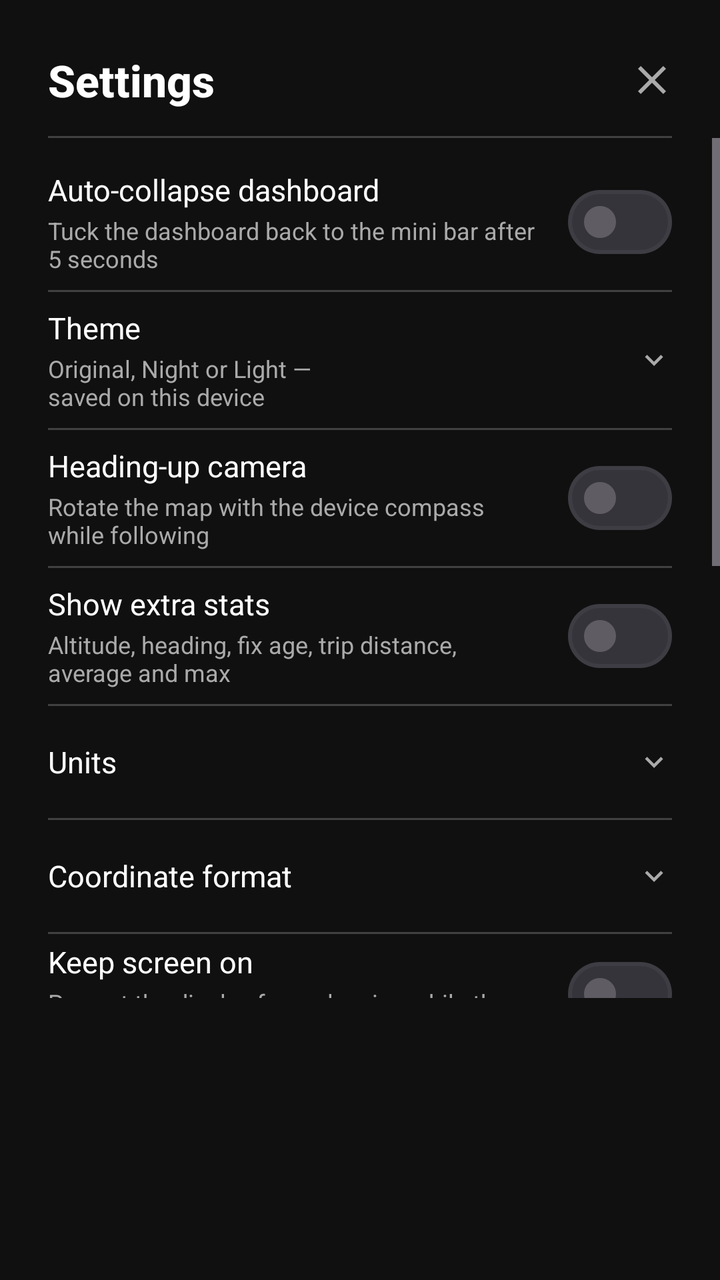
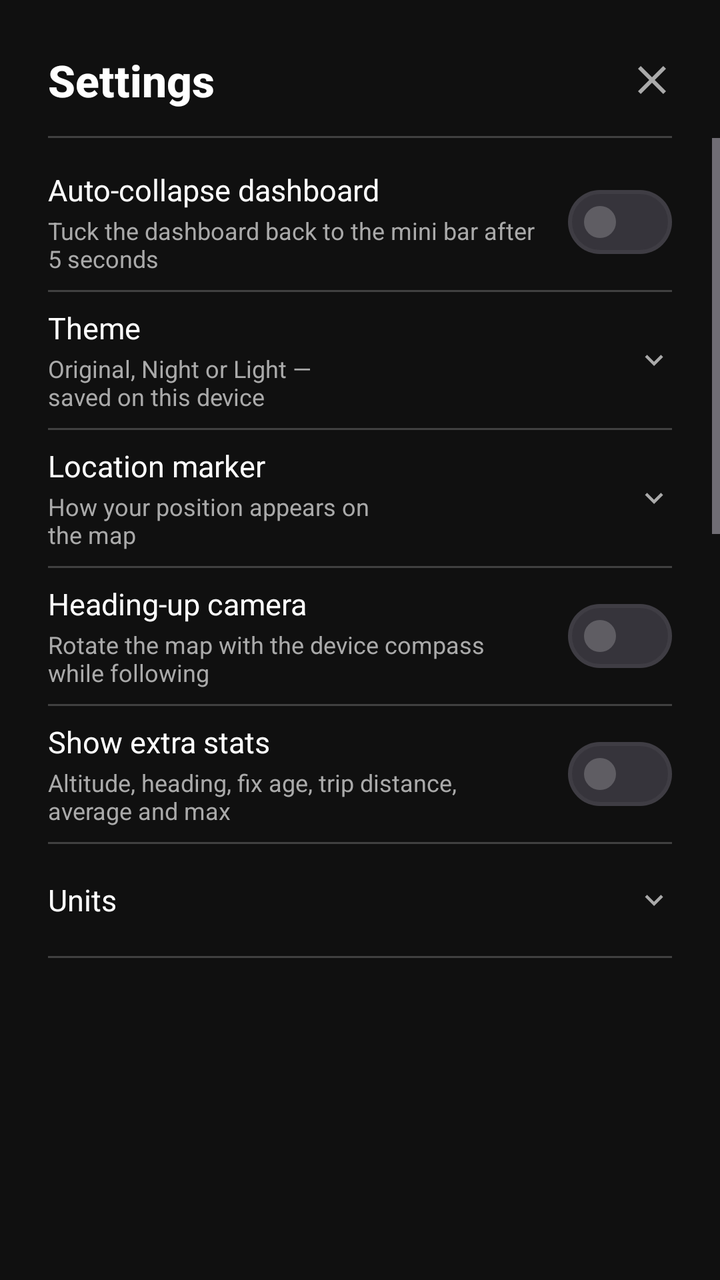

Screens rendered from an Android XML layout before and after an edit, with the pre-edit source and the edit as a unified diff.
<!-- AndroidManifest.xml: application theme Theme.GpsMap -->
<!-- res/layout/sheet_settings.xml -->
<?xml version="1.0" encoding="utf-8"?>
<LinearLayout xmlns:android="http://schemas.android.com/apk/res/android"
    xmlns:app="http://schemas.android.com/apk/res-auto"
    android:layout_width="match_parent"
    android:layout_height="wrap_content"
    android:background="?attr/colorSurface"
    android:orientation="vertical">

    <LinearLayout
        android:layout_width="match_parent"
        android:layout_height="wrap_content"
        android:gravity="center_vertical"
        android:orientation="horizontal"
        android:paddingStart="24dp"
        android:paddingTop="18dp"
        android:paddingEnd="12dp"
        android:paddingBottom="6dp">

        <TextView
            android:layout_width="0dp"
            android:layout_height="wrap_content"
            android:layout_weight="1"
            android:fontFamily="sans-serif-medium"
            android:text="@string/settings_title"
            android:textColor="?attr/colorOnSurface"
            android:textSize="22sp"
            android:textStyle="bold" />

        <ImageButton
            android:id="@+id/btnCloseSettings"
            android:layout_width="44dp"
            android:layout_height="44dp"
            android:background="?attr/selectableItemBackgroundBorderless"
            android:contentDescription="@string/close"
            android:padding="12dp"
            android:src="@drawable/ic_close"
            app:tint="?attr/colorOnSurfaceVariant" />
    </LinearLayout>

    <com.google.android.material.divider.MaterialDivider
        android:layout_width="match_parent"
        android:layout_height="wrap_content"
        android:layout_marginStart="24dp"
        android:layout_marginEnd="24dp"
        app:dividerColor="?attr/colorOutline" />

    <androidx.core.widget.NestedScrollView
        android:id="@+id/settingsScroll"
        android:layout_width="match_parent"
        android:layout_height="430dp"
        android:fillViewport="true"
        android:overScrollMode="ifContentScrolls"
        android:scrollbars="vertical">

        <LinearLayout
            android:layout_width="match_parent"
            android:layout_height="wrap_content"
            android:orientation="vertical"
            android:paddingStart="24dp"
            android:paddingTop="8dp"
            android:paddingEnd="24dp"
            android:paddingBottom="24dp">

            
            <LinearLayout
                android:layout_width="match_parent"
                android:layout_height="wrap_content"
                android:gravity="center_vertical"
                android:minHeight="68dp"
                android:orientation="horizontal">

                <LinearLayout
                    android:layout_width="0dp"
                    android:layout_height="wrap_content"
                    android:layout_weight="1"
                    android:orientation="vertical"
                    android:paddingEnd="12dp">

                    <TextView
                        android:layout_width="wrap_content"
                        android:layout_height="wrap_content"
                        android:text="@string/auto_collapse"
                        android:textColor="?attr/colorOnSurface"
                        android:textSize="15sp" />

                    <TextView
                        android:layout_width="wrap_content"
                        android:layout_height="wrap_content"
                        android:layout_marginTop="2dp"
                        android:text="@string/auto_collapse_desc"
                        android:textColor="?attr/colorOnSurfaceVariant"
                        android:textSize="12sp" />
                </LinearLayout>

                <com.google.android.material.materialswitch.MaterialSwitch
                    android:id="@+id/switchAutoCollapse"
                    android:layout_width="wrap_content"
                    android:layout_height="wrap_content" />
            </LinearLayout>

            <View
                android:layout_width="match_parent"
                android:layout_height="1dp"
                android:background="?attr/colorOutline" />

            <LinearLayout
                android:layout_width="match_parent"
                android:layout_height="wrap_content"
                android:gravity="center_vertical"
                android:minHeight="68dp"
                android:orientation="horizontal">

                <LinearLayout
                    android:layout_width="0dp"
                    android:layout_height="wrap_content"
                    android:layout_weight="1"
                    android:orientation="vertical"
                    android:paddingEnd="12dp">

                    <TextView
                        android:layout_width="wrap_content"
                        android:layout_height="wrap_content"
                        android:text="@string/theme"
                        android:textColor="?attr/colorOnSurface"
                        android:textSize="15sp" />

                    <TextView
                        android:layout_width="wrap_content"
                        android:layout_height="wrap_content"
                        android:layout_marginTop="2dp"
                        android:text="@string/theme_desc"
                        android:textColor="?attr/colorOnSurfaceVariant"
                        android:textSize="12sp" />
                </LinearLayout>

                <LinearLayout
                    android:layout_width="wrap_content"
                    android:layout_height="44dp"
                    android:gravity="center_vertical"
                    android:orientation="horizontal">

                    <Spinner
                        android:id="@+id/spinnerTheme"
                        android:layout_width="118dp"
                        android:layout_height="44dp"
                        android:background="@null"
                        android:dropDownWidth="150dp"
                        android:spinnerMode="dropdown" />

                    <ImageView
                        android:layout_width="18dp"
                        android:layout_height="18dp"
                        android:contentDescription="@null"
                        android:src="@drawable/ic_expand_more"
                        app:tint="?attr/colorOnSurfaceVariant" />
                </LinearLayout>
            </LinearLayout>

            <View
                android:layout_width="match_parent"
                android:layout_height="1dp"
                android:background="?attr/colorOutline" />

            <LinearLayout
                android:layout_width="match_parent"
                android:layout_height="wrap_content"
                android:gravity="center_vertical"
                android:minHeight="68dp"
                android:orientation="horizontal">

                <LinearLayout
                    android:layout_width="0dp"
                    android:layout_height="wrap_content"
                    android:layout_weight="1"
                    android:orientation="vertical"
                    android:paddingEnd="12dp">

                    <TextView
                        android:layout_width="wrap_content"
                        android:layout_height="wrap_content"
                        android:text="@string/camera_heading"
                        android:textColor="?attr/colorOnSurface"
                        android:textSize="15sp" />

                    <TextView
                        android:layout_width="wrap_content"
                        android:layout_height="wrap_content"
                        android:layout_marginTop="2dp"
                        android:text="@string/camera_heading_desc"
                        android:textColor="?attr/colorOnSurfaceVariant"
                        android:textSize="12sp" />
                </LinearLayout>

                <com.google.android.material.materialswitch.MaterialSwitch
                    android:id="@+id/switchCameraHeading"
                    android:layout_width="wrap_content"
                    android:layout_height="wrap_content" />
            </LinearLayout>

            <View
                android:layout_width="match_parent"
                android:layout_height="1dp"
                android:background="?attr/colorOutline" />

            <LinearLayout
                android:layout_width="match_parent"
                android:layout_height="wrap_content"
                android:gravity="center_vertical"
                android:minHeight="68dp"
                android:orientation="horizontal">

                <LinearLayout
                    android:layout_width="0dp"
                    android:layout_height="wrap_content"
                    android:layout_weight="1"
                    android:orientation="vertical"
                    android:paddingEnd="12dp">

                    <TextView
                        android:layout_width="wrap_content"
                        android:layout_height="wrap_content"
                        android:text="@string/show_extra"
                        android:textColor="?attr/colorOnSurface"
                        android:textSize="15sp" />

                    <TextView
                        android:layout_width="wrap_content"
                        android:layout_height="wrap_content"
                        android:layout_marginTop="2dp"
                        android:text="@string/show_extra_desc"
                        android:textColor="?attr/colorOnSurfaceVariant"
                        android:textSize="12sp" />
                </LinearLayout>

                <com.google.android.material.materialswitch.MaterialSwitch
                    android:id="@+id/switchExtraStats"
                    android:layout_width="wrap_content"
                    android:layout_height="wrap_content" />
            </LinearLayout>

            <View
                android:layout_width="match_parent"
                android:layout_height="1dp"
                android:background="?attr/colorOutline" />

            <LinearLayout
                android:layout_width="match_parent"
                android:layout_height="wrap_content"
                android:gravity="center_vertical"
                android:minHeight="56dp"
                android:orientation="horizontal">

                <TextView
                    android:layout_width="0dp"
                    android:layout_height="wrap_content"
                    android:layout_weight="1"
                    android:text="@string/units"
                    android:textColor="?attr/colorOnSurface"
                    android:textSize="15sp" />

                <LinearLayout
                    android:layout_width="wrap_content"
                    android:layout_height="44dp"
                    android:gravity="center_vertical"
                    android:orientation="horizontal">

                    <Spinner
                        android:id="@+id/spinnerUnits"
                        android:layout_width="104dp"
                        android:layout_height="44dp"
                        android:background="@null"
                        android:dropDownWidth="140dp"
                        android:spinnerMode="dropdown" />

                    <ImageView
                        android:layout_width="18dp"
                        android:layout_height="18dp"
                        android:contentDescription="@null"
                        android:src="@drawable/ic_expand_more"
                        app:tint="?attr/colorOnSurfaceVariant" />
                </LinearLayout>
            </LinearLayout>

            <View
                android:layout_width="match_parent"
                android:layout_height="1dp"
                android:background="?attr/colorOutline" />

            <LinearLayout
                android:layout_width="match_parent"
                android:layout_height="wrap_content"
                android:gravity="center_vertical"
                android:minHeight="56dp"
                android:orientation="horizontal">

                <TextView
                    android:layout_width="0dp"
                    android:layout_height="wrap_content"
                    android:layout_weight="1"
                    android:text="@string/coord_format"
                    android:textColor="?attr/colorOnSurface"
                    android:textSize="15sp" />

                <LinearLayout
                    android:layout_width="wrap_content"
                    android:layout_height="44dp"
                    android:gravity="center_vertical"
                    android:orientation="horizontal">

                    <Spinner
                        android:id="@+id/spinnerCoords"
                        android:layout_width="104dp"
                        android:layout_height="44dp"
                        android:background="@null"
                        android:dropDownWidth="140dp"
                        android:spinnerMode="dropdown" />

                    <ImageView
                        android:layout_width="18dp"
                        android:layout_height="18dp"
                        android:contentDescription="@null"
                        android:src="@drawable/ic_expand_more"
                        app:tint="?attr/colorOnSurfaceVariant" />
                </LinearLayout>
            </LinearLayout>

            <View
                android:layout_width="match_parent"
                android:layout_height="1dp"
                android:background="?attr/colorOutline" />

            <LinearLayout
                android:layout_width="match_parent"
                android:layout_height="wrap_content"
                android:gravity="center_vertical"
                android:minHeight="60dp"
                android:orientation="horizontal">

                <LinearLayout
                    android:layout_width="0dp"
                    android:layout_height="wrap_content"
                    android:layout_weight="1"
                    android:orientation="vertical"
                    android:paddingEnd="12dp">

                    <TextView
                        android:layout_width="wrap_content"
                        android:layout_height="wrap_content"
                        android:text="@string/keep_screen_on"
                        android:textColor="?attr/colorOnSurface"
                        android:textSize="15sp" />

                    <TextView
                        android:layout_width="wrap_content"
                        android:layout_height="wrap_content"
                        android:layout_marginTop="2dp"
                        android:text="@string/keep_screen_on_desc"
                        android:textColor="?attr/colorOnSurfaceVariant"
                        android:textSize="12sp" />
                </LinearLayout>

                <com.google.android.material.materialswitch.MaterialSwitch
                    android:id="@+id/switchKeepScreenOn"
                    android:layout_width="wrap_content"
                    android:layout_height="wrap_content" />
            </LinearLayout>

            <View
                android:layout_width="match_parent"
                android:layout_height="1dp"
                android:background="?attr/colorOutline" />

            <LinearLayout
                android:layout_width="match_parent"
                android:layout_height="wrap_content"
                android:gravity="center_vertical"
                android:minHeight="60dp"
                android:orientation="horizontal">

                <LinearLayout
                    android:layout_width="0dp"
                    android:layout_height="wrap_content"
                    android:layout_weight="1"
                    android:orientation="vertical"
                    android:paddingEnd="12dp">

                    <TextView
                        android:layout_width="wrap_content"
                        android:layout_height="wrap_content"
                        android:text="@string/offline_only"
                        android:textColor="?attr/colorOnSurface"
                        android:textSize="15sp" />

                    <TextView
                        android:layout_width="wrap_content"
                        android:layout_height="wrap_content"
                        android:layout_marginTop="2dp"
                        android:text="@string/offline_only_desc"
                        android:textColor="?attr/colorOnSurfaceVariant"
                        android:textSize="12sp" />
                </LinearLayout>

                <com.google.android.material.materialswitch.MaterialSwitch
                    android:id="@+id/switchOffline"
                    android:layout_width="wrap_content"
                    android:layout_height="wrap_content" />
            </LinearLayout>

            <View
                android:layout_width="match_parent"
                android:layout_height="1dp"
                android:layout_marginTop="8dp"
                android:background="?attr/colorOutline" />

            <TextView
                android:layout_width="wrap_content"
                android:layout_height="wrap_content"
                android:layout_marginTop="18dp"
                android:fontFamily="sans-serif-medium"
                android:letterSpacing="0.06"
                android:text="@string/offline_title"
                android:textAllCaps="true"
                android:textColor="?attr/colorOnSurfaceVariant"
                android:textSize="10sp" />

            <LinearLayout
                android:layout_width="match_parent"
                android:layout_height="wrap_content"
                android:gravity="center_vertical"
                android:minHeight="54dp"
                android:orientation="horizontal">

                <TextView
                    android:id="@+id/tvCacheSize"
                    android:layout_width="0dp"
                    android:layout_height="wrap_content"
                    android:layout_weight="1"
                    android:text="@string/cache_calculating"
                    android:textColor="?attr/colorOnSurfaceVariant"
                    android:textSize="13sp" />

                <com.google.android.material.button.MaterialButton
                    android:id="@+id/btnClearCache"
                    style="@style/Widget.Material3.Button.TextButton"
                    android:layout_width="wrap_content"
                    android:layout_height="wrap_content"
                    android:minWidth="0dp"
                    android:text="@string/clear_cache"
                    android:textSize="13sp" />
            </LinearLayout>

            <View
                android:layout_width="match_parent"
                android:layout_height="1dp"
                android:background="?attr/colorOutline" />

            <LinearLayout
                android:layout_width="match_parent"
                android:layout_height="wrap_content"
                android:gravity="center_vertical"
                android:minHeight="56dp"
                android:orientation="horizontal">

                <LinearLayout
                    android:layout_width="0dp"
                    android:layout_height="wrap_content"
                    android:layout_weight="1"
                    android:orientation="vertical"
                    android:paddingEnd="12dp">

                    <TextView
                        android:layout_width="wrap_content"
                        android:layout_height="wrap_content"
                        android:text="@string/saved_tracks"
                        android:textColor="?attr/colorOnSurface"
                        android:textSize="15sp" />

                    <TextView
                        android:layout_width="wrap_content"
                        android:layout_height="wrap_content"
                        android:layout_marginTop="2dp"
                        android:text="@string/saved_tracks_desc"
                        android:textColor="?attr/colorOnSurfaceVariant"
                        android:textSize="12sp" />
                </LinearLayout>

                <com.google.android.material.button.MaterialButton
                    android:id="@+id/btnSavedTracks"
                    style="@style/Widget.Material3.Button.TextButton"
                    android:layout_width="wrap_content"
                    android:layout_height="wrap_content"
                    android:minWidth="0dp"
                    android:text="@string/tracks"
                    android:textSize="13sp" />
            </LinearLayout>

            <View
                android:layout_width="match_parent"
                android:layout_height="1dp"
                android:background="?attr/colorOutline" />

            <LinearLayout
                android:layout_width="match_parent"
                android:layout_height="wrap_content"
                android:gravity="center_vertical"
                android:minHeight="56dp"
                android:orientation="horizontal">

                <LinearLayout
                    android:layout_width="0dp"
                    android:layout_height="wrap_content"
                    android:layout_weight="1"
                    android:orientation="vertical"
                    android:paddingEnd="12dp">

                    <TextView
                        android:layout_width="wrap_content"
                        android:layout_height="wrap_content"
                        android:text="@string/about"
                        android:textColor="?attr/colorOnSurface"
                        android:textSize="15sp" />

                    <TextView
                        android:layout_width="wrap_content"
                        android:layout_height="wrap_content"
                        android:layout_marginTop="2dp"
                        android:text="@string/about_desc"
                        android:textColor="?attr/colorOnSurfaceVariant"
                        android:textSize="12sp" />
                </LinearLayout>

                <com.google.android.material.button.MaterialButton
                    android:id="@+id/btnAbout"
                    style="@style/Widget.Material3.Button.TextButton"
                    android:layout_width="wrap_content"
                    android:layout_height="wrap_content"
                    android:minWidth="0dp"
                    android:text="@string/about"
                    android:textSize="13sp" />
            </LinearLayout>

            <View
                android:layout_width="match_parent"
                android:layout_height="1dp"
                android:background="?attr/colorOutline" />

            <LinearLayout
                android:layout_width="match_parent"
                android:layout_height="wrap_content"
                android:gravity="center_vertical"
                android:minHeight="56dp"
                android:orientation="horizontal">

                <LinearLayout
                    android:layout_width="0dp"
                    android:layout_height="wrap_content"
                    android:layout_weight="1"
                    android:orientation="vertical"
                    android:paddingEnd="12dp">

                    <TextView
                        android:layout_width="wrap_content"
                        android:layout_height="wrap_content"
                        android:text="@string/reset_settings"
                        android:textColor="?attr/colorOnSurface"
                        android:textSize="15sp" />

                    <TextView
                        android:layout_width="wrap_content"
                        android:layout_height="wrap_content"
                        android:layout_marginTop="2dp"
                        android:text="@string/reset_settings_desc"
                        android:textColor="?attr/colorOnSurfaceVariant"
                        android:textSize="12sp" />
                </LinearLayout>

                <com.google.android.material.button.MaterialButton
                    android:id="@+id/btnResetSettings"
                    style="@style/Widget.Material3.Button.TextButton"
                    android:layout_width="wrap_content"
                    android:layout_height="wrap_content"
                    android:minWidth="0dp"
                    android:text="@string/reset_trip"
                    android:textSize="13sp" />
            </LinearLayout>

            <TextView
                android:id="@+id/tvCredit"
                android:layout_width="match_parent"
                android:layout_height="wrap_content"
                android:layout_marginTop="22dp"
                android:fontFamily="sans-serif-medium"
                android:gravity="center"
                android:text="@string/made_by_nika"
                android:textColor="?attr/colorPrimary"
                android:textSize="12sp" />

            <TextView
                android:id="@+id/tvVersion"
                android:layout_width="match_parent"
                android:layout_height="wrap_content"
                android:layout_marginTop="4dp"
                android:gravity="center"
                android:textColor="?attr/colorOnSurfaceVariant"
                android:textSize="10sp" />
        </LinearLayout>
    </androidx.core.widget.NestedScrollView>
</LinearLayout>
<!-- resources referenced by this layout -->
<resources>
  <!-- drawable ic_close (drawable) -->
  <?xml version="1.0" encoding="utf-8"?>
  <vector xmlns:android="http://schemas.android.com/apk/res/android"
      android:width="24dp" android:height="24dp"
      android:viewportWidth="24" android:viewportHeight="24">
      <path android:fillColor="#FFFFFFFF"
          android:pathData="M19,6.41L17.59,5 12,10.59 6.41,5 5,6.41 10.59,12 5,17.59 6.41,19 12,13.41 17.59,19 19,17.59 13.41,12z" />
  </vector>
  <!-- drawable ic_expand_more (drawable) -->
  <?xml version="1.0" encoding="utf-8"?>
  <vector xmlns:android="http://schemas.android.com/apk/res/android"
      android:width="24dp"
      android:height="24dp"
      android:viewportWidth="24"
      android:viewportHeight="24">
      <path
          android:fillColor="#FFFFFFFF"
          android:pathData="M7.41,8.59L12,13.17l4.59,-4.58L18,10l-6,6 -6,-6z" />
  </vector>
  <string name="about">About</string>
  <string name="about_desc">Version, attribution and privacy</string>
  <string name="auto_collapse">Auto-collapse dashboard</string>
  <string name="auto_collapse_desc">Tuck the dashboard back to the mini bar after 5 seconds</string>
  <string name="cache_calculating">Calculating…</string>
  <string name="camera_heading">Heading-up camera</string>
  <string name="camera_heading_desc">Rotate the map with the device compass while following</string>
  <string name="clear_cache">Clear tile cache</string>
  <string name="close">Close</string>
  <string name="coord_format">Coordinate format</string>
  <string name="keep_screen_on">Keep screen on</string>
  <string name="keep_screen_on_desc">Prevent the display from sleeping while the app is open</string>
  <string name="made_by_nika">made by nika</string>
  <string name="offline_only">Offline only</string>
  <string name="offline_only_desc">Use cached tiles and never download new ones</string>
  <string name="offline_title">Offline tiles</string>
  <string name="reset_settings">Reset settings</string>
  <string name="reset_settings_desc">Restore all defaults</string>
  <string name="reset_trip">Reset</string>
  <string name="saved_tracks">Saved tracks</string>
  <string name="saved_tracks_desc">View, share or delete GPX recordings</string>
  <string name="settings_title">Settings</string>
  <string name="show_extra">Show extra stats</string>
  <string name="show_extra_desc">Altitude, heading, fix age, trip distance, average and max</string>
  <string name="theme">Theme</string>
  <string name="theme_desc">Original, Night or Light — saved on this device</string>
  <string name="tracks">Tracks</string>
  <string name="units">Units</string>
  <style name="Theme.GpsMap.BottomSheet" parent="ThemeOverlay.Material3.BottomSheetDialog">
          <item name="bottomSheetStyle">@style/Widget.GpsMap.BottomSheet</item>
          <item name="android:navigationBarColor">@android:color/transparent</item>
      </style>
  <style name="Widget.GpsMap.BottomSheet" parent="Widget.Material3.BottomSheet.Modal">
          <item name="backgroundTint">?attr/colorSurface</item>
          <item name="shapeAppearanceOverlay">@style/ShapeAppearance.GpsMap.Sheet</item>
      </style>
  <style name="ShapeAppearance.GpsMap.Sheet" parent="">
          <item name="cornerFamily">rounded</item>
          <item name="cornerSizeTopLeft">28dp</item>
          <item name="cornerSizeTopRight">28dp</item>
          <item name="cornerSizeBottomLeft">0dp</item>
          <item name="cornerSizeBottomRight">0dp</item>
      </style>
  <!-- unchanged entries left out for length: 1 -->
</resources>

<!-- the commit's change to res/layout/sheet_settings.xml (unified diff, before → after) -->
@@ -178,6 +178,64 @@
                     <TextView
                         android:layout_width="wrap_content"
                         android:layout_height="wrap_content"
+                        android:text="@string/marker_style"
+                        android:textColor="?attr/colorOnSurface"
+                        android:textSize="15sp" />
+
+                    <TextView
+                        android:layout_width="wrap_content"
+                        android:layout_height="wrap_content"
+                        android:layout_marginTop="2dp"
+                        android:text="@string/marker_style_desc"
+                        android:textColor="?attr/colorOnSurfaceVariant"
+                        android:textSize="12sp" />
+                </LinearLayout>
+
+                <LinearLayout
+                    android:layout_width="wrap_content"
+                    android:layout_height="44dp"
+                    android:gravity="center_vertical"
+                    android:orientation="horizontal">
+
+                    <Spinner
+                        android:id="@+id/spinnerMarker"
+                        android:layout_width="118dp"
+                        android:layout_height="44dp"
+                        android:background="@null"
+                        android:dropDownWidth="160dp"
+                        android:spinnerMode="dropdown" />
+
+                    <ImageView
+                        android:layout_width="18dp"
+                        android:layout_height="18dp"
+                        android:contentDescription="@null"
+                        android:src="@drawable/ic_expand_more"
+                        app:tint="?attr/colorOnSurfaceVariant" />
+                </LinearLayout>
+            </LinearLayout>
+
+            <View
+                android:layout_width="match_parent"
+                android:layout_height="1dp"
+                android:background="?attr/colorOutline" />
+
+            <LinearLayout
+                android:layout_width="match_parent"
+                android:layout_height="wrap_content"
+                android:gravity="center_vertical"
+                android:minHeight="68dp"
+                android:orientation="horizontal">
+
+                <LinearLayout
+                    android:layout_width="0dp"
+                    android:layout_height="wrap_content"
+                    android:layout_weight="1"
+                    android:orientation="vertical"
+                    android:paddingEnd="12dp">
+
+                    <TextView
+                        android:layout_width="wrap_content"
+                        android:layout_height="wrap_content"
                         android:text="@string/camera_heading"
                         android:textColor="?attr/colorOnSurface"
                         android:textSize="15sp" />
<!-- resource entries referenced after the edit -->
@@ -32,6 +32,8 @@
   <string name="keep_screen_on">Keep screen on</string>
   <string name="keep_screen_on_desc">Prevent the display from sleeping while the app is open</string>
   <string name="made_by_nika">made by nika</string>
+  <string name="marker_style">Location marker</string>
+  <string name="marker_style_desc">How your position appears on the map</string>
   <string name="offline_only">Offline only</string>
   <string name="offline_only_desc">Use cached tiles and never download new ones</string>
   <string name="offline_title">Offline tiles</string>
